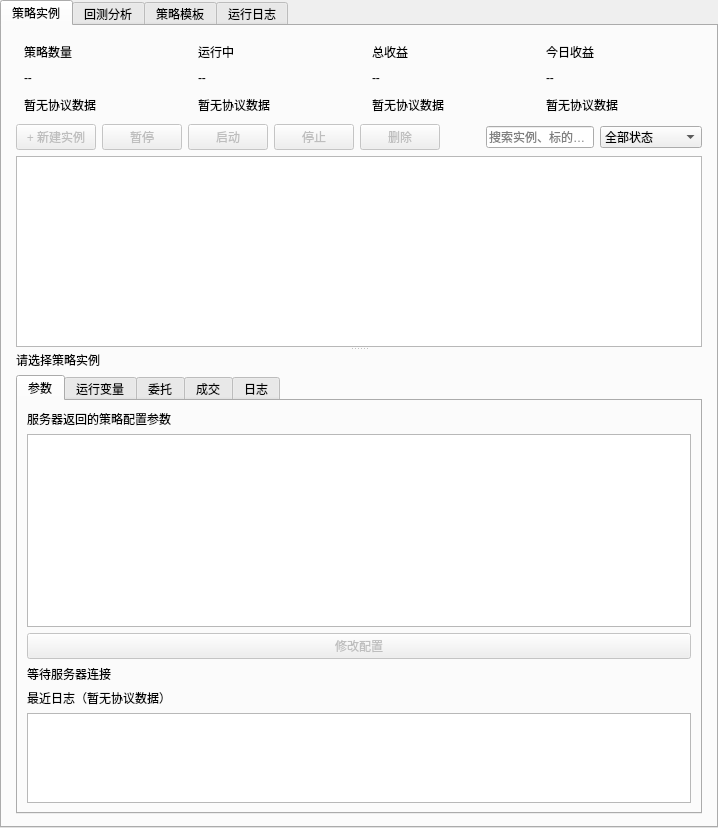
fengwanggangx/XTrader, file XTrader/components/CViewStrategySettings.ui: the form before one commit.
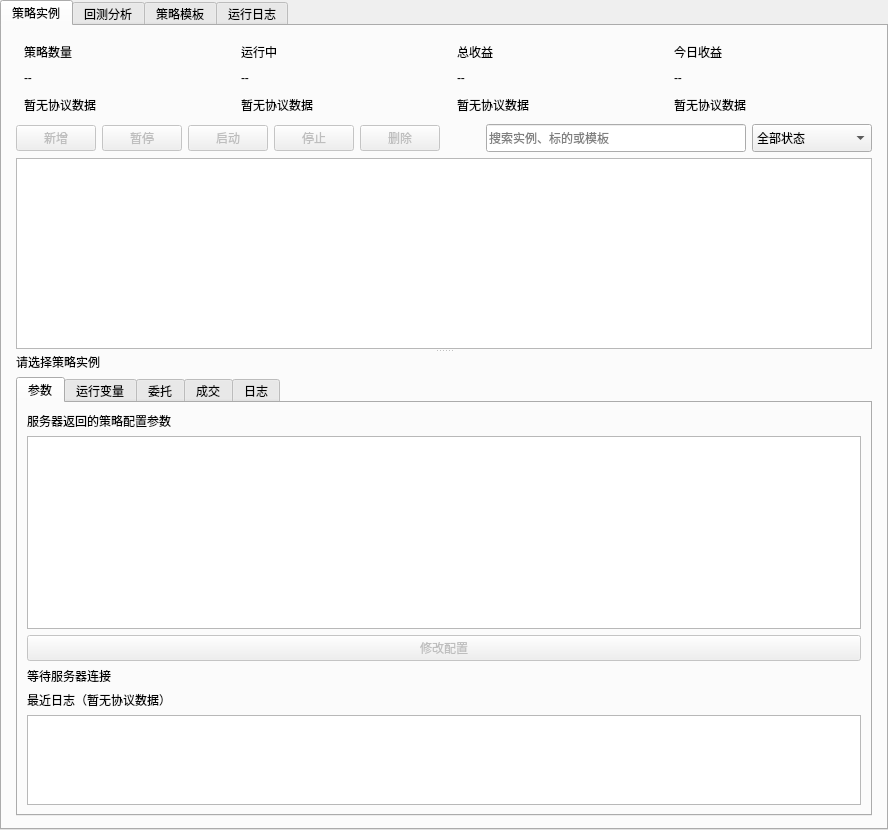
The form after the commit. Custom widgets are drawn as their Qt base class.

Diff of the .ui file:
```diff
--- a/XTrader/components/CViewStrategySettings.ui
+++ b/XTrader/components/CViewStrategySettings.ui
@@ -294,11 +294,11 @@
 								</layout>
 							</item>
 							<item>
-								<layout class="QHBoxLayout" name="toolbarLayout" stretch="0,0,0,0,0,0,1,0">
+								<layout class="QHBoxLayout" name="toolbarLayout" stretch="0,0,0,0,0,1,0,0">
 									<item>
 										<widget class="QPushButton" name="newButton">
 											<property name="text">
-												<string>+ 新建实例</string>
+												<string>新增</string>
 											</property>
 											<property name="enabled">
 												<bool>false</bool>
@@ -375,6 +375,18 @@
 									</item>
 									<item>
 										<widget class="QLineEdit" name="searchEdit">
+											<property name="minimumSize">
+												<size>
+													<width>260</width>
+													<height>28</height>
+												</size>
+											</property>
+											<property name="maximumSize">
+												<size>
+													<width>260</width>
+													<height>28</height>
+												</size>
+											</property>
 											<property name="placeholderText">
 												<string>搜索实例、标的或模板</string>
 											</property>
@@ -385,6 +397,18 @@
 									</item>
 									<item>
 										<widget class="QComboBox" name="statusCombo">
+											<property name="minimumSize">
+												<size>
+													<width>120</width>
+													<height>28</height>
+												</size>
+											</property>
+											<property name="maximumSize">
+												<size>
+													<width>16777215</width>
+													<height>28</height>
+												</size>
+											</property>
 											<item>
 												<property name="text">
 													<string>全部状态</string>
```
